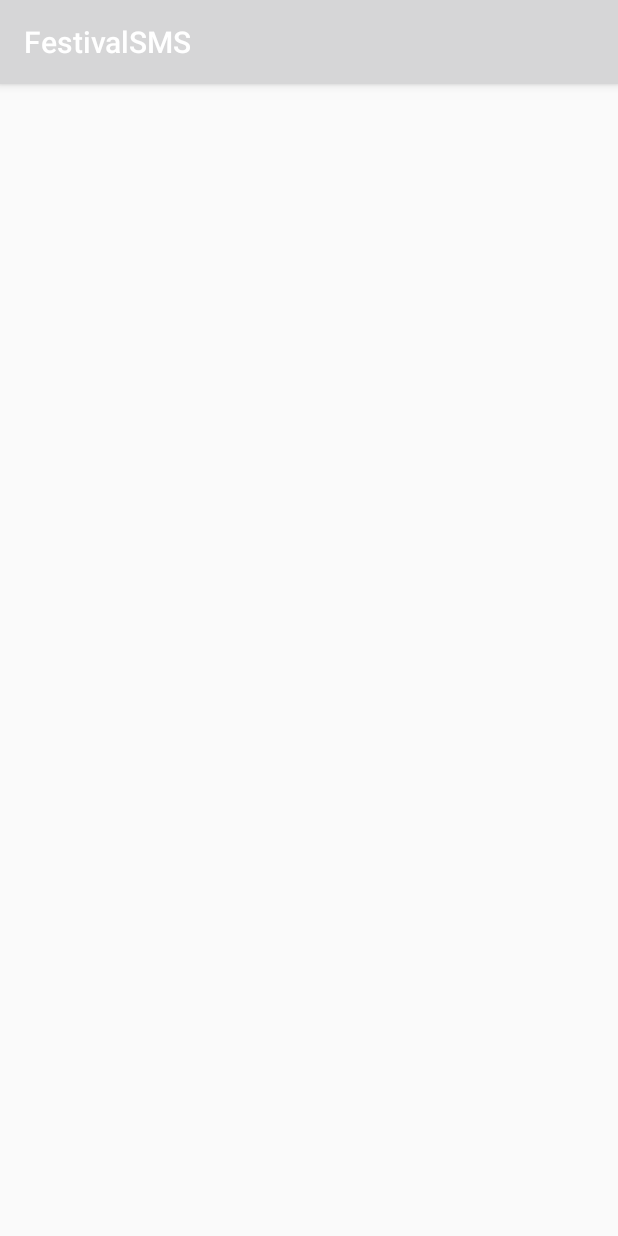
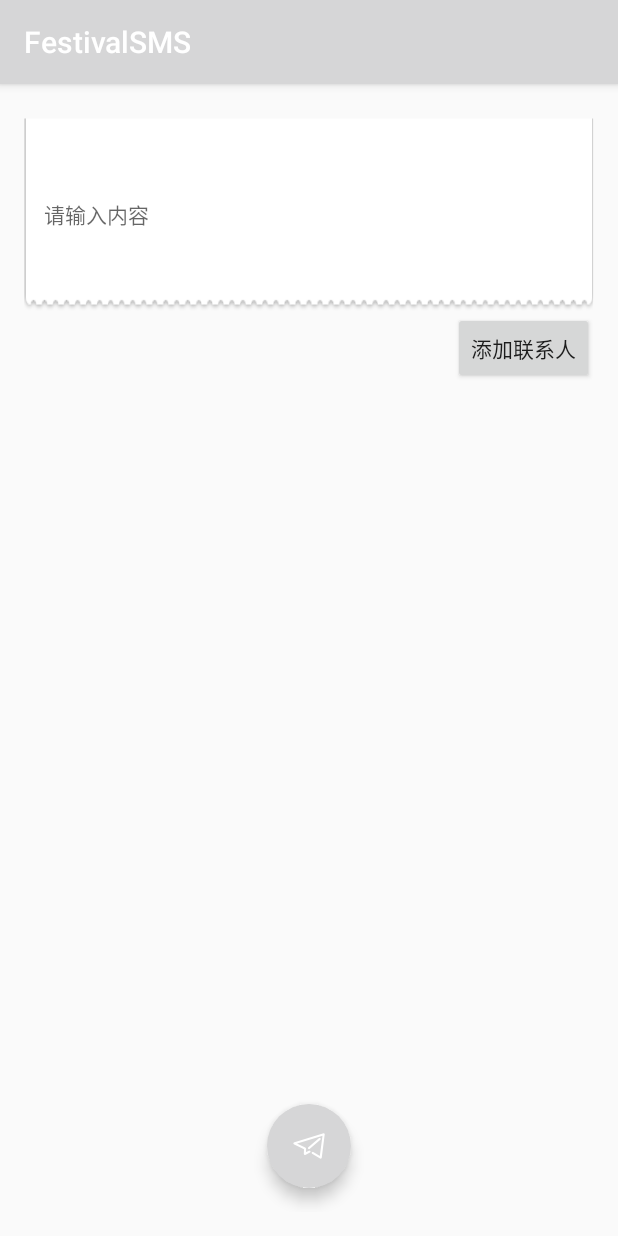
Before and after one commit to Zhai-Wang/Practices, an Android app: the SendMsgActivity screen opened directly, with no data from a screen before it, on a phone screen of 412 x 824 dp. Run offline under Robolectric (Android 15) with nearby library versions, the phone set to English and light mode, and no system bars; 1 statement that could not run was skipped.

Commit message:
短信编辑界面

```diff
--- a/festivalsms/src/main/java/com/shmj/mouzhai/festivalsms/Bean/FestivalLab.java
+++ b/festivalsms/src/main/java/com/shmj/mouzhai/festivalsms/Bean/FestivalLab.java
@@ -4,6 +4,8 @@ import java.util.ArrayList;
 import java.util.List;
 
 /**
+ * 短信内容实体类
+ * <p>
  * Created by Mouzhai on 2016/11/16.
  */
 
--- a/festivalsms/src/main/java/com/shmj/mouzhai/festivalsms/SendMsgActivity.java
+++ b/festivalsms/src/main/java/com/shmj/mouzhai/festivalsms/SendMsgActivity.java
@@ -1,13 +1,68 @@
 package com.shmj.mouzhai.festivalsms;
 
+import android.content.Context;
+import android.content.Intent;
+import android.support.design.widget.FloatingActionButton;
 import android.support.v7.app.AppCompatActivity;
 import android.os.Bundle;
+import android.view.View;
+import android.widget.Button;
+import android.widget.EditText;
+
+import com.shmj.mouzhai.festivalsms.Bean.Festival;
+import com.shmj.mouzhai.festivalsms.Bean.FestivalLab;
+import com.shmj.mouzhai.festivalsms.Bean.Msg;
+import com.shmj.mouzhai.festivalsms.view.FlowLayout;
 
 public class SendMsgActivity extends AppCompatActivity {
+
+    public static final String FESTIVAL_ID = "festivalId";
+    public static final String MSG_ID = "msgId";
+    private int mFestivalId;
+    private int mMsgId;
+    private EditText etMsg;
+    private Button btnAdd;
+    private FlowLayout flContracts;
+    private FloatingActionButton fabSend;
+    private View layoutLoading;
+    private Festival festival;
+    private Msg msg;
 
     @Override
     protected void onCreate(Bundle savedInstanceState) {
         super.onCreate(savedInstanceState);
         setContentView(R.layout.activity_send_msg);
+
+        initData();
+        initView();
+    }
+
+    private void initView() {
+        etMsg = (EditText) findViewById(R.id.et_content);
+        btnAdd = (Button) findViewById(R.id.btn_add);
+        flContracts = (FlowLayout) findViewById(R.id.fl_contracts);
+        fabSend = (FloatingActionButton) findViewById(R.id.fab_send);
+        layoutLoading = findViewById(R.id.fl_loading);
+
+        layoutLoading.setVisibility(View.GONE);
+
+        if (mMsgId != -1){
+            msg = FestivalLab.getInstance().getMsgById(mMsgId);
+            etMsg.setText(msg.getContent());
+        }
+    }
+
+    private void initData() {
+        mFestivalId = getIntent().getIntExtra(FESTIVAL_ID, -1);
+        mMsgId = getIntent().getIntExtra(MSG_ID, -1);
+        festival = FestivalLab.getInstance().getFestivalById(mFestivalId);
+        setTitle(festival.getName());
+    }
+
+    public static void toActivity(Context context, int festivalId, int msgId){
+        Intent intent = new Intent(context, SendMsgActivity.class);
+        intent.putExtra(FESTIVAL_ID, festivalId);
+        intent.putExtra(MSG_ID, msgId);
+        context.startActivity(intent);
     }
 }
--- /dev/null
+++ b/festivalsms/src/main/java/com/shmj/mouzhai/festivalsms/view/FlowLayout.java
@@ -0,0 +1,164 @@
+package com.shmj.mouzhai.festivalsms.view;
+
+import android.content.Context;
+import android.util.AttributeSet;
+import android.view.View;
+import android.view.ViewGroup;
+
+import java.util.ArrayList;
+import java.util.List;
+
+public class FlowLayout extends ViewGroup {
+
+    public FlowLayout(Context context, AttributeSet attrs, int defStyle) {
+        super(context, attrs, defStyle);
+        //
+    }
+
+    public FlowLayout(Context context, AttributeSet attrs) {
+        this(context, attrs, 0);
+    }
+
+    public FlowLayout(Context context) {
+        this(context, null);
+    }
+
+    @Override
+    protected void onMeasure(int widthMeasureSpec, int heightMeasureSpec) {
+        int sizeWidth = MeasureSpec.getSize(widthMeasureSpec);
+        int modeWidth = MeasureSpec.getMode(widthMeasureSpec);
+        int sizeHeight = MeasureSpec.getSize(heightMeasureSpec);
+        int modeHeight = MeasureSpec.getMode(heightMeasureSpec);
+
+        // wrap_content
+        int width = 0;
+        int height = 0;
+
+        int lineWidth = 0;
+        int lineHeight = 0;
+
+        int cCount = getChildCount();
+
+        for (int i = 0; i < cCount; i++) {
+            View child = getChildAt(i);
+            measureChild(child, widthMeasureSpec, heightMeasureSpec);
+            MarginLayoutParams lp = (MarginLayoutParams) child
+                    .getLayoutParams();
+
+            int childWidth = child.getMeasuredWidth() + lp.leftMargin
+                    + lp.rightMargin;
+            int childHeight = child.getMeasuredHeight() + lp.topMargin
+                    + lp.bottomMargin;
+
+            if (lineWidth + childWidth > sizeWidth - getPaddingLeft() - getPaddingRight()) {
+                width = Math.max(width, lineWidth);
+                lineWidth = childWidth;
+                height += lineHeight;
+                lineHeight = childHeight;
+            } else {
+                lineWidth += childWidth;
+                lineHeight = Math.max(lineHeight, childHeight);
+            }
+            if (i == cCount - 1) {
+                width = Math.max(lineWidth, width);
+                height += lineHeight;
+            }
+        }
+
+
+        setMeasuredDimension(
+                //
+                modeWidth == MeasureSpec.EXACTLY ? sizeWidth : width + getPaddingLeft() + getPaddingRight(),
+                modeHeight == MeasureSpec.EXACTLY ? sizeHeight : height + getPaddingTop() + getPaddingBottom()//
+        );
+
+    }
+
+    /**
+     */
+    private List<List<View>> mAllViews = new ArrayList<List<View>>();
+    /**
+     */
+    private List<Integer> mLineHeight = new ArrayList<Integer>();
+
+    @Override
+    protected void onLayout(boolean changed, int l, int t, int r, int b) {
+        mAllViews.clear();
+        mLineHeight.clear();
+
+        int width = getWidth();
+
+        int lineWidth = 0;
+        int lineHeight = 0;
+
+        List<View> lineViews = new ArrayList<View>();
+
+        int cCount = getChildCount();
+
+        for (int i = 0; i < cCount; i++) {
+            View child = getChildAt(i);
+            MarginLayoutParams lp = (MarginLayoutParams) child
+                    .getLayoutParams();
+
+            int childWidth = child.getMeasuredWidth();
+            int childHeight = child.getMeasuredHeight();
+
+            if (childWidth + lineWidth + lp.leftMargin + lp.rightMargin > width - getPaddingLeft() - getPaddingRight()) {
+                mLineHeight.add(lineHeight);
+                mAllViews.add(lineViews);
+
+                lineWidth = 0;
+                lineHeight = childHeight + lp.topMargin + lp.bottomMargin;
+                lineViews = new ArrayList<View>();
+            }
+            lineWidth += childWidth + lp.leftMargin + lp.rightMargin;
+            lineHeight = Math.max(lineHeight, childHeight + lp.topMargin
+                    + lp.bottomMargin);
+            lineViews.add(child);
+
+        }// for end
+        mLineHeight.add(lineHeight);
+        mAllViews.add(lineViews);
+
+
+        int left = getPaddingLeft();
+        int top = getPaddingTop();
+
+        int lineNum = mAllViews.size();
+
+        for (int i = 0; i < lineNum; i++) {
+            lineViews = mAllViews.get(i);
+            lineHeight = mLineHeight.get(i);
+
+            for (int j = 0; j < lineViews.size(); j++) {
+                View child = lineViews.get(j);
+                if (child.getVisibility() == View.GONE) {
+                    continue;
+                }
+
+                MarginLayoutParams lp = (MarginLayoutParams) child
+                        .getLayoutParams();
+
+                int lc = left + lp.leftMargin;
+                int tc = top + lp.topMargin;
+                int rc = lc + child.getMeasuredWidth();
+                int bc = tc + child.getMeasuredHeight();
+                child.layout(lc, tc, rc, bc);
+
+                left += child.getMeasuredWidth() + lp.leftMargin
+                        + lp.rightMargin;
+            }
+            left = getPaddingLeft();
+            top += lineHeight;
+        }
+
+    }
+
+    /**
+     */
+    @Override
+    public LayoutParams generateLayoutParams(AttributeSet attrs) {
+        return new MarginLayoutParams(getContext(), attrs);
+    }
+
+}
--- a/festivalsms/src/main/res/layout/activity_choose_msg.xml
+++ b/festivalsms/src/main/res/layout/activity_choose_msg.xml
@@ -17,7 +17,7 @@
         android:layout_height="match_parent" />
 
     <android.support.design.widget.FloatingActionButton
-        android:id="@+id/fab_send_sms"
+        android:id="@+id/fab_to_send"
         android:layout_width="wrap_content"
         android:layout_height="wrap_content"
         android:layout_alignParentBottom="true"
--- a/festivalsms/src/main/res/layout/activity_send_msg.xml
+++ b/festivalsms/src/main/res/layout/activity_send_msg.xml
@@ -1,5 +1,6 @@
 <?xml version="1.0" encoding="utf-8"?>
 <FrameLayout xmlns:android="http://schemas.android.com/apk/res/android"
+    xmlns:app="http://schemas.android.com/apk/res-auto"
     xmlns:tools="http://schemas.android.com/tools"
     android:id="@+id/activity_send_msg"
     android:layout_width="match_parent"
@@ -15,7 +16,63 @@
         android:layout_height="match_parent"
         android:orientation="vertical">
 
+        <EditText
+            android:id="@+id/et_content"
+            android:layout_width="match_parent"
+            android:layout_height="wrap_content"
+            android:layout_gravity="start|top"
+            android:background="@drawable/sms_item"
+            android:hint="@string/empty_content"
+            android:maxHeight="180dp"
+            android:textColor="#777"
+            android:textSize="14sp" />
 
+        <Button
+            android:id="@+id/btn_add"
+            android:layout_width="wrap_content"
+            android:layout_height="wrap_content"
+            android:layout_gravity="end"
+            android:text="@string/add_contracts" />
+
+        <com.shmj.mouzhai.festivalsms.view.FlowLayout
+            android:id="@+id/fl_contracts"
+            android:layout_width="match_parent"
+            android:layout_height="wrap_content" />
     </LinearLayout>
 
+    <android.support.design.widget.FloatingActionButton
+        android:id="@+id/fab_send"
+        android:layout_width="wrap_content"
+        android:layout_height="wrap_content"
+        android:layout_gravity="bottom|center_horizontal"
+        android:layout_marginBottom="@dimen/fab_margin"
+        android:src="@mipmap/icon_send"
+        app:backgroundTint="@color/mainColor"
+        app:borderWidth="0dp" />
+
+    <FrameLayout
+        android:id="@+id/fl_loading"
+        android:layout_width="match_parent"
+        android:layout_height="match_parent"
+        android:layout_gravity="center"
+        android:clickable="true">
+
+        <LinearLayout
+            android:layout_width="wrap_content"
+            android:layout_height="wrap_content"
+            android:layout_gravity="center_horizontal"
+            android:orientation="horizontal"
+            tools:ignore="UselessParent">
+
+            <ProgressBar
+                android:layout_width="wrap_content"
+                android:layout_height="wrap_content" />
+
+            <TextView
+                android:layout_width="wrap_content"
+                android:layout_height="wrap_content"
+                android:layout_gravity="center_vertical"
+                android:text="@string/sending" />
+        </LinearLayout>
+    </FrameLayout>
 </FrameLayout>
--- a/festivalsms/src/main/res/values/strings.xml
+++ b/festivalsms/src/main/res/values/strings.xml
@@ -1,4 +1,7 @@
 <resources>
     <string name="app_name">FestivalSMS</string>
     <string name="send">发送</string>
+    <string name="add_contracts">添加联系人</string>
+    <string name="sending">发送中……</string>
+    <string name="empty_content">请输入内容</string>
 </resources>
```
Also changed, not shown: festivalsms/src/main/java/com/shmj/mouzhai/festivalsms/ChooseMsgActivity.java (+6 -8 lines).
